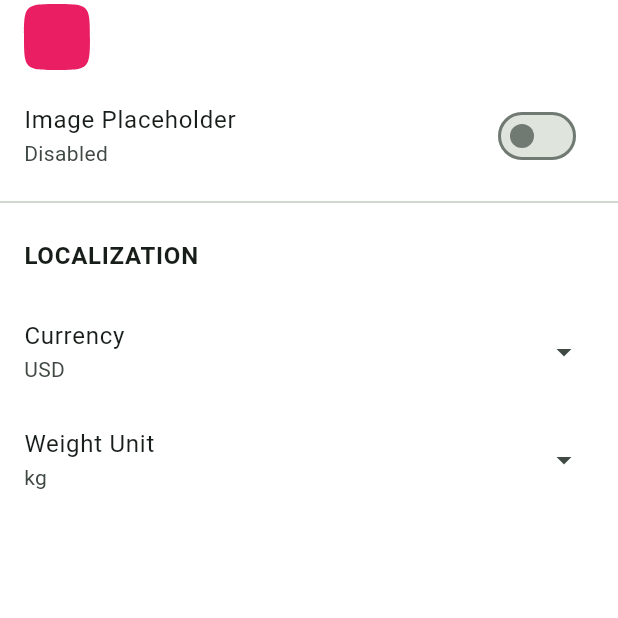
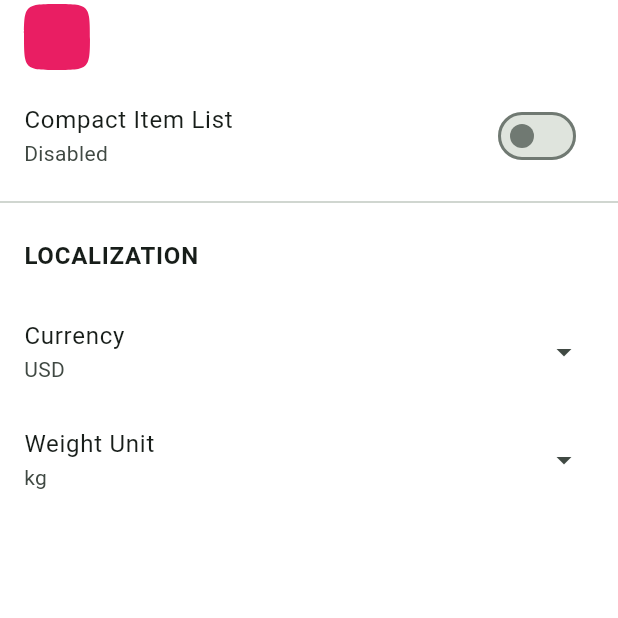
Before and after one commit to MidHunterX/Cart-Ops, a Flutter app: the screen it shows after launch, after a tap on the "settings" icon, on a phone screen of 412 x 824 dp, the part 422-1040 px from its top. Run offline on Flutter 3.47's test engine with Material 3 defaults, Android fonts, the phone set to English and light mode, and no system bars; our stand-ins replace drift, drift_flutter, image_picker, shared_preferences; accounts and stored records are empty; generated files the repository leaves out were written again; project files that could hold a hidden picture were left out.

Commit message:
🚸 ux(settings): add compact item list UI setting

```diff
--- a/lib/core/database/database.dart
+++ b/lib/core/database/database.dart
@@ -20,7 +20,7 @@ class PurchasedItemWithDetails {
   // Custom getter to prevent crashes on screens that try accessing linked Item details.
   Item get item => _item ?? Item(
     id: purchasedItem.itemId ?? -1,
-    name: purchasedItem.name ?? 'Unnamed Item',
+    name: purchasedItem.name ?? '',
     imagePath: purchasedItem.imagePath,
   );
 }
--- a/lib/features/settings/providers/settings_provider.dart
+++ b/lib/features/settings/providers/settings_provider.dart
@@ -38,17 +38,18 @@ class SettingsProvider extends ChangeNotifier {
     _prefs.setInt(_colorKey, color.toARGB32());
   }
 
-  // Item Image Placeholder
+  // Compact Item List
 
-  void _loadItemImageSettings() => _itemImagePlaceholder = _prefs.getBool(_itemImagePlaceholderKey);
+  void _loadCompactItemList() =>
+      _compactItemList = _prefs.getBool(_compactItemListKey);
 
-  static const String _itemImagePlaceholderKey = 'item_image_placeholder';
-  bool? _itemImagePlaceholder;
-  bool? get itemImagePlaceholder => _itemImagePlaceholder;
-  void setItemImagePlaceholder(bool? isPlaceholder) async {
-    _itemImagePlaceholder = isPlaceholder;
+  static const String _compactItemListKey = 'compact_item_list';
+  bool? _compactItemList;
+  bool? get compactItemList => _compactItemList;
+  void setCompactItemList(bool? isCompact) async {
+    _compactItemList = isCompact;
     notifyListeners();
-    _prefs.setBool(_itemImagePlaceholderKey, isPlaceholder ?? false);
+    _prefs.setBool(_compactItemListKey, isCompact ?? false);
   }
 
   // █░░ █▀█ █▀▀ ▄▀█ █░░ █ ▀█ ▄▀█ ▀█▀ █ █▀█ █▄░█
@@ -90,6 +91,6 @@ class SettingsProvider extends ChangeNotifier {
     _loadColorSettings();
     _loadWeightSettings();
     _loadCurrencySettings();
-    _loadItemImageSettings();
+    _loadCompactItemList();
   }
 }
--- a/lib/features/settings/views/settings_screen.dart
+++ b/lib/features/settings/views/settings_screen.dart
@@ -42,11 +42,11 @@ class SettingsScreen extends StatelessWidget {
           ),
 
           ListTile(
-            title: const Text('Image Placeholder'),
-            subtitle: Text(settings.itemImagePlaceholder ?? false ? 'Enabled' : 'Disabled'),
+            title: const Text('Compact Item List'),
+            subtitle: Text(settings.compactItemList ?? false ? 'Enabled' : 'Disabled'),
             trailing: Switch(
-              value: settings.itemImagePlaceholder ?? false,
-              onChanged: settings.setItemImagePlaceholder,
+              value: settings.compactItemList ?? false,
+              onChanged: settings.setCompactItemList,
             ),
           ),
 
```
Also changed, not shown: lib/features/purchased_items/views/widgets/purchased_item_tile.dart (+23 -7 lines).
